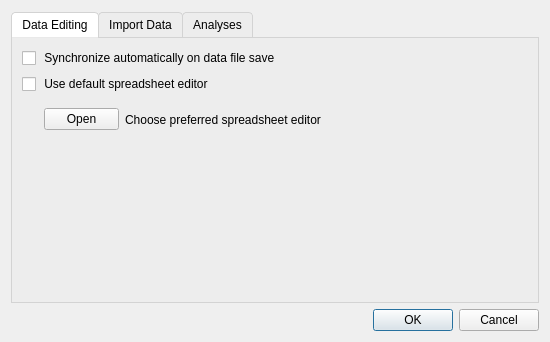
Above: JASP-Desktop/preferencesdialog.ui from jasp-stats/jasp-desktop before the change. Below: the same form after it.
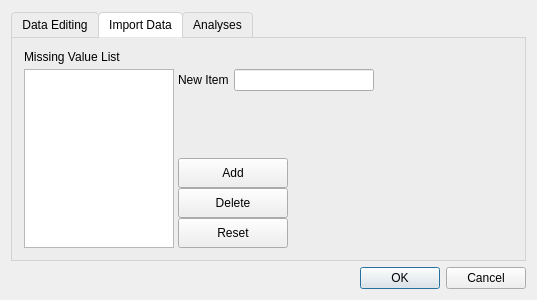
That is the form after the change.

Commit message:
Windows do look well on high def screens
Adjusted all the layouts on preferences dialog

The edit to the form file:
```diff
--- a/JASP-Desktop/preferencesdialog.ui
+++ b/JASP-Desktop/preferencesdialog.ui
@@ -6,14 +6,20 @@
    <rect>
     <x>0</x>
     <y>0</y>
-    <width>550</width>
-    <height>342</height>
+    <width>537</width>
+    <height>300</height>
    </rect>
   </property>
+  <property name="sizePolicy">
+   <sizepolicy hsizetype="Preferred" vsizetype="Preferred">
+    <horstretch>0</horstretch>
+    <verstretch>0</verstretch>
+   </sizepolicy>
+  </property>
   <property name="minimumSize">
    <size>
     <width>500</width>
-    <height>200</height>
+    <height>300</height>
    </size>
   </property>
   <property name="windowTitle">
@@ -25,7 +31,9 @@
 backgorund-color:transparant;
 }</string>
   </property>
-  <layout class="QVBoxLayout" name="verticalLayout">
+  <layout class="QVBoxLayout" name="verticalLayout_9">
+   <item>
+    <layout class="QVBoxLayout" name="verticalLayout_8">
    <item>
     <widget class="QTabWidget" name="tabsPreferences">
      <property name="enabled">
@@ -148,19 +156,12 @@
      <property name="elideMode">
       <enum>Qt::ElideNone</enum>
      </property>
-     <widget class="QWidget" name="tab_2">
+       <widget class="QWidget" name="tab_1">
       <attribute name="title">
        <string>Data Editing</string>
       </attribute>
-      <widget class="QWidget" name="layoutWidget">
-       <property name="geometry">
-        <rect>
-         <x>10</x>
-         <y>10</y>
-         <width>481</width>
-         <height>91</height>
-        </rect>
-       </property>
+        <layout class="QVBoxLayout" name="verticalLayout_5">
+         <item>
        <layout class="QVBoxLayout" name="verticalLayout_2">
         <item>
          <widget class="QCheckBox" name="syncAutoCheckBox">
@@ -241,56 +242,143 @@
          </layout>
         </item>
        </layout>
-      </widget>
-     </widget>
-     <widget class="QWidget" name="tab_3">
+         </item>
+         <item>
+          <spacer name="verticalSpacer_2">
+           <property name="orientation">
+            <enum>Qt::Vertical</enum>
+           </property>
+           <property name="sizeHint" stdset="0">
+            <size>
+             <width>20</width>
+             <height>88</height>
+            </size>
+           </property>
+          </spacer>
+         </item>
+        </layout>
+       </widget>
+       <widget class="QWidget" name="tab_2">
       <attribute name="title">
        <string>Import Data</string>
       </attribute>
+        <layout class="QVBoxLayout" name="verticalLayout_7">
+         <property name="leftMargin">
+          <number>12</number>
+         </property>
+         <property name="topMargin">
+          <number>12</number>
+         </property>
+         <property name="rightMargin">
+          <number>12</number>
+         </property>
+         <property name="bottomMargin">
+          <number>12</number>
+         </property>
+         <item>
+          <layout class="QGridLayout" name="gridLayout_3">
+           <property name="horizontalSpacing">
+            <number>0</number>
+           </property>
+           <property name="verticalSpacing">
+            <number>5</number>
+           </property>
+           <item row="0" column="0">
+            <widget class="QLabel" name="label_2">
+             <property name="text">
+              <string>Missing Value List</string>
+             </property>
+            </widget>
+           </item>
+           <item row="1" column="0">
+            <layout class="QGridLayout" name="gridLayout_2">
+             <property name="spacing">
+              <number>0</number>
+             </property>
+             <item row="0" column="0" rowspan="3">
       <widget class="QListWidget" name="missingValuesList">
-       <property name="geometry">
-        <rect>
-         <x>30</x>
-         <y>50</y>
-         <width>151</width>
-         <height>161</height>
-        </rect>
-       </property>
-      </widget>
-      <widget class="QWidget" name="layoutWidget">
-       <property name="geometry">
-        <rect>
-         <x>200</x>
-         <y>50</y>
-         <width>201</width>
-         <height>31</height>
-        </rect>
-       </property>
+               <property name="minimumSize">
+                <size>
+                 <width>150</width>
+                 <height>0</height>
+                </size>
+               </property>
+               <property name="maximumSize">
+                <size>
+                 <width>150</width>
+                 <height>16777215</height>
+                </size>
+               </property>
+              </widget>
+             </item>
+             <item row="0" column="1">
        <layout class="QHBoxLayout" name="horizontalLayout_2">
+               <property name="spacing">
+                <number>5</number>
+               </property>
+               <property name="leftMargin">
+                <number>4</number>
+               </property>
         <item>
          <widget class="QLabel" name="label">
+                 <property name="maximumSize">
+                  <size>
+                   <width>120</width>
+                   <height>16777215</height>
+                  </size>
+                 </property>
           <property name="text">
            <string>New Item</string>
           </property>
          </widget>
         </item>
         <item>
-         <widget class="QLineEdit" name="itemEdit"/>
-        </item>
-       </layout>
-      </widget>
-      <widget class="QWidget" name="layoutWidget">
-       <property name="geometry">
-        <rect>
-         <x>200</x>
-         <y>110</y>
-         <width>86</width>
-         <height>100</height>
-        </rect>
-       </property>
+                <widget class="QLineEdit" name="itemEdit">
+                 <property name="maximumSize">
+                  <size>
+                   <width>16777215</width>
+                   <height>16777215</height>
+                  </size>
+                 </property>
+                </widget>
+               </item>
+               <item>
+                <spacer name="horizontalSpacer_3">
+                 <property name="orientation">
+                  <enum>Qt::Horizontal</enum>
+                 </property>
+                 <property name="sizeHint" stdset="0">
+                  <size>
+                   <width>40</width>
+                   <height>20</height>
+                  </size>
+                 </property>
+                </spacer>
+               </item>
+              </layout>
+             </item>
+             <item row="2" column="1">
        <layout class="QVBoxLayout" name="verticalLayout_3">
+               <property name="spacing">
+                <number>0</number>
+               </property>
+               <property name="leftMargin">
+                <number>4</number>
+               </property>
         <item>
          <widget class="QPushButton" name="addPushButton">
+                 <property name="minimumSize">
+                  <size>
+                   <width>0</width>
+                   <height>30</height>
+                  </size>
+                 </property>
+                 <property name="maximumSize">
+                  <size>
+                   <width>110</width>
+                   <height>16777215</height>
+                  </size>
+                 </property>
           <property name="text">
            <string>Add</string>
           </property>
@@ -298,6 +386,18 @@
         </item>
         <item>
          <widget class="QPushButton" name="deletePushButton">
+                 <property name="minimumSize">
+                  <size>
+                   <width>0</width>
+                   <height>30</height>
+                  </size>
+                 </property>
+                 <property name="maximumSize">
+                  <size>
+                   <width>110</width>
+                   <height>16777215</height>
+                  </size>
+                 </property>
           <property name="text">
            <string>Delete</string>
           </property>
@@ -305,43 +405,53 @@
         </item>
         <item>
          <widget class="QPushButton" name="resetPushButton">
+                 <property name="minimumSize">
+                  <size>
+                   <width>0</width>
+                   <height>30</height>
+                  </size>
+                 </property>
+                 <property name="maximumSize">
+                  <size>
+                   <width>110</width>
+                   <height>16777215</height>
+                  </size>
+                 </property>
           <property name="text">
            <string>Reset</string>
           </property>
          </widget>
         </item>
        </layout>
-      </widget>
-      <widget class="QLabel" name="label_2">
-       <property name="geometry">
-        <rect>
-         <x>30</x>
-         <y>20</y>
-         <width>131</width>
-         <height>16</height>
-        </rect>
-       </property>
-       <property name="text">
-        <string>Missing Value List</string>
-       </property>
-      </widget>
-     </widget>
-     <widget class="QWidget" name="tab_1">
+             </item>
+             <item row="1" column="1">
+              <spacer name="verticalSpacer_3">
+               <property name="orientation">
+                <enum>Qt::Vertical</enum>
+               </property>
+               <property name="sizeHint" stdset="0">
+                <size>
+                 <width>20</width>
+                 <height>40</height>
+                </size>
+               </property>
+              </spacer>
+             </item>
+            </layout>
+           </item>
+          </layout>
+         </item>
+        </layout>
+       </widget>
+       <widget class="QWidget" name="tab_3">
       <property name="layoutDirection">
        <enum>Qt::LeftToRight</enum>
       </property>
       <attribute name="title">
        <string>Analyses</string>
       </attribute>
-      <widget class="QWidget" name="layoutWidget">
-       <property name="geometry">
-        <rect>
-         <x>10</x>
-         <y>10</y>
-         <width>243</width>
-         <height>45</height>
-        </rect>
-       </property>
+        <layout class="QVBoxLayout" name="verticalLayout">
+         <item>
        <layout class="QGridLayout" name="gridLayout">
         <item row="0" column="0" rowspan="2">
          <layout class="QVBoxLayout" name="verticalLayout_4">
@@ -393,13 +503,46 @@
           </property>
          </widget>
         </item>
-       </layout>
-      </widget>
+           <item row="1" column="3">
+            <spacer name="horizontalSpacer_2">
+             <property name="orientation">
+              <enum>Qt::Horizontal</enum>
+             </property>
+             <property name="sizeHint" stdset="0">
+              <size>
+               <width>40</width>
+               <height>20</height>
+              </size>
+             </property>
+            </spacer>
+           </item>
+          </layout>
+         </item>
+         <item>
+          <spacer name="verticalSpacer">
+           <property name="orientation">
+            <enum>Qt::Vertical</enum>
+           </property>
+           <property name="sizeHint" stdset="0">
+            <size>
+             <width>20</width>
+             <height>172</height>
+            </size>
+           </property>
+          </spacer>
+         </item>
+        </layout>
      </widget>
     </widget>
    </item>
    <item>
     <widget class="QDialogButtonBox" name="buttonBox">
+       <property name="maximumSize">
+        <size>
+         <width>16777215</width>
+         <height>30</height>
+        </size>
+       </property>
      <property name="orientation">
       <enum>Qt::Horizontal</enum>
      </property>
@@ -407,6 +550,8 @@
       <set>QDialogButtonBox::Cancel|QDialogButtonBox::Ok</set>
      </property>
     </widget>
+     </item>
+    </layout>
    </item>
   </layout>
  </widget>
```
Left out of the diff: 44 changed lines with no effect on the pictures. Lines whose indentation alone changed are shown as unchanged.
